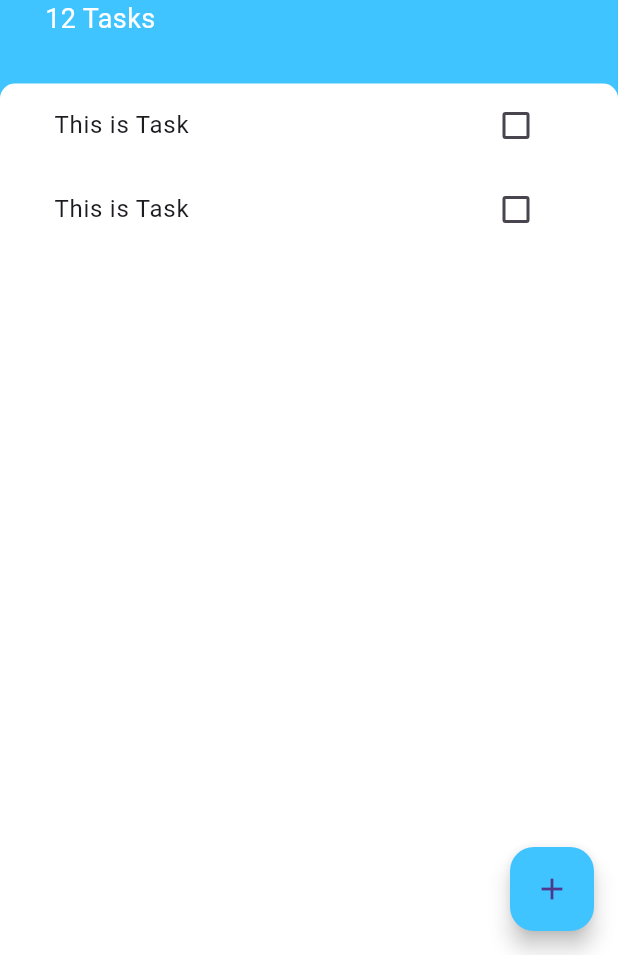
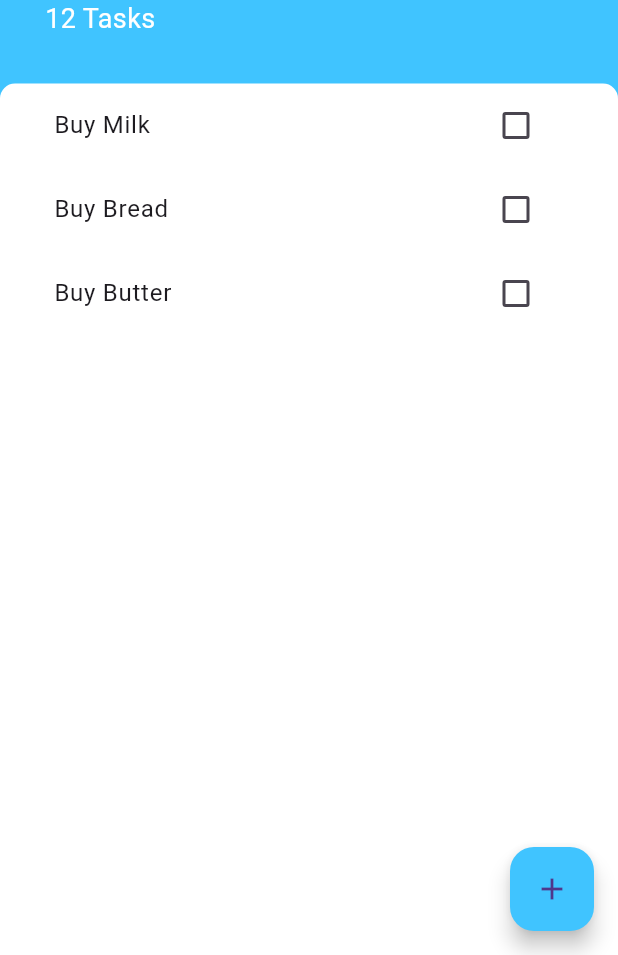
Before and after one commit to Prashant-2024/Todo-Today, a Flutter app: the screen it shows after launch, on a phone screen of 412 x 824 dp, the part 281-1236 px from its top. Run offline on Flutter 3.47's test engine with Material 3 defaults, Android fonts, the phone set to English and light mode, and no system bars.

Commit message:
Implemented Dynamic ListView builder

```diff
--- /dev/null
+++ b/lib/Modals/task.dart
@@ -0,0 +1,10 @@
+class Task {
+  Task({required this.taskText, this.isDone = false});
+
+  late final String taskText;
+  late bool isDone;
+
+  void toggleDone() {
+    isDone = !isDone;
+  }
+}
--- a/lib/Widgets/task_tile.dart
+++ b/lib/Widgets/task_tile.dart
@@ -1,49 +1,29 @@
 import 'package:flutter/cupertino.dart';
 import 'package:flutter/material.dart';
 
-class TaskTile extends StatefulWidget {
-  const TaskTile({super.key});
+class TaskTile extends StatelessWidget {
+  late final String taskName;
+  late final bool isChecked;
+  final void Function(bool?) checkboxCallback;
 
-  @override
-  State<TaskTile> createState() => _TaskTileState();
-}
-
-class _TaskTileState extends State<TaskTile> {
-  bool isChecked = false;
+  TaskTile(
+      {required this.taskName,
+      required this.isChecked,
+      required this.checkboxCallback});
 
   @override
   Widget build(BuildContext context) {
     return ListTile(
       title: Text(
-        "This is Task",
+        taskName,
         style: TextStyle(
             decoration: isChecked ? TextDecoration.lineThrough : null),
       ),
-      trailing: TaskCheckbox(
-        checkboxState: isChecked,
-        toggleCheckboxState: (bool? checkboxState) {
-          setState(() {
-            isChecked = checkboxState!;
-          });
-        },
+      trailing: Checkbox(
+        activeColor: Colors.lightBlueAccent,
+        value: isChecked,
+        onChanged: checkboxCallback,
       ),
     );
   }
 }
-
-class TaskCheckbox extends StatelessWidget {
-  TaskCheckbox(
-      {required this.checkboxState, required this.toggleCheckboxState});
-
-  final bool checkboxState;
-  final void Function(bool?) toggleCheckboxState;
-
-  @override
-  Widget build(BuildContext context) {
-    return Checkbox(
-      activeColor: Colors.lightBlueAccent,
-      value: checkboxState,
-      onChanged: toggleCheckboxState,
-    );
-  }
-}
--- a/lib/Widgets/tasks_list.dart
+++ b/lib/Widgets/tasks_list.dart
@@ -1,5 +1,5 @@
 import 'package:flutter/cupertino.dart';
-
+import '../Modals/task.dart';
 import 'task_tile.dart';
 
 class TasksList extends StatefulWidget {
@@ -10,13 +10,27 @@ class TasksList extends StatefulWidget {
 }
 
 class _TasksListState extends State<TasksList> {
+  List<Task> tasks = [
+    Task(taskText: "Buy Milk"),
+    Task(taskText: "Buy Bread"),
+    Task(taskText: "Buy Butter"),
+  ];
+
   @override
   Widget build(BuildContext context) {
-    return ListView(
-      children: [
-        TaskTile(),
-        TaskTile(),
-      ],
+    return ListView.builder(
+      itemBuilder: (context, index) {
+        return TaskTile(
+          taskName: tasks[index].taskText,
+          isChecked: tasks[index].isDone,
+          checkboxCallback: (checkboxState) {
+            setState(() {
+              tasks[index].isDone = checkboxState!;
+            });
+          },
+        );
+      },
+      itemCount: tasks.length,
     );
   }
 }
```
